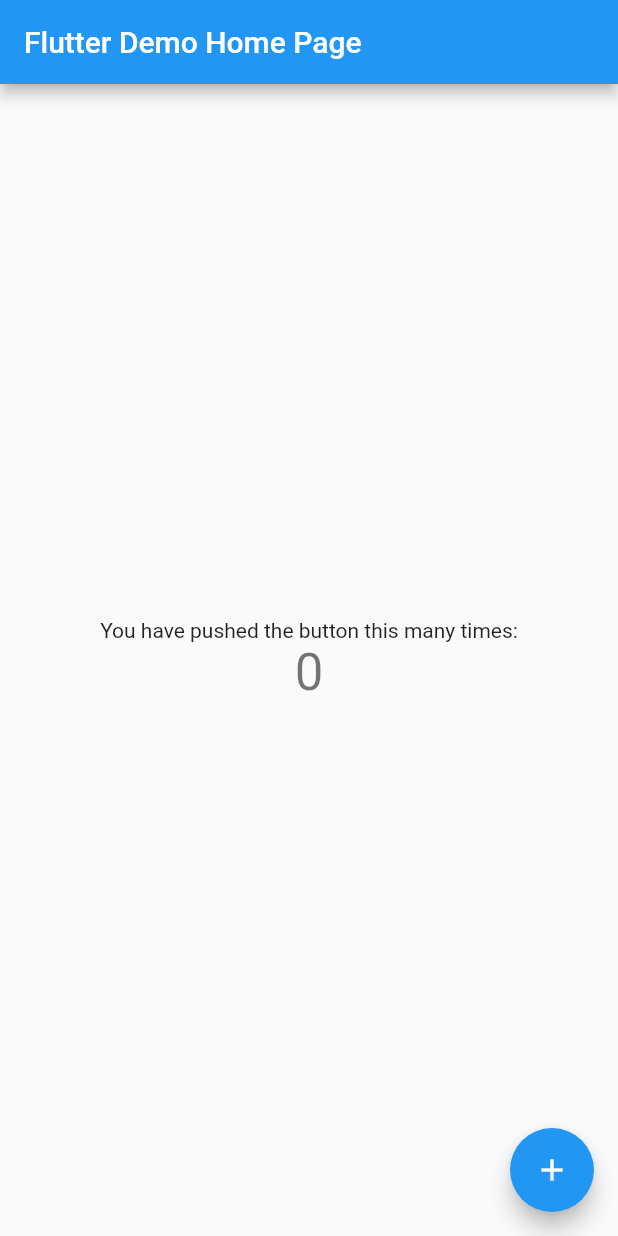
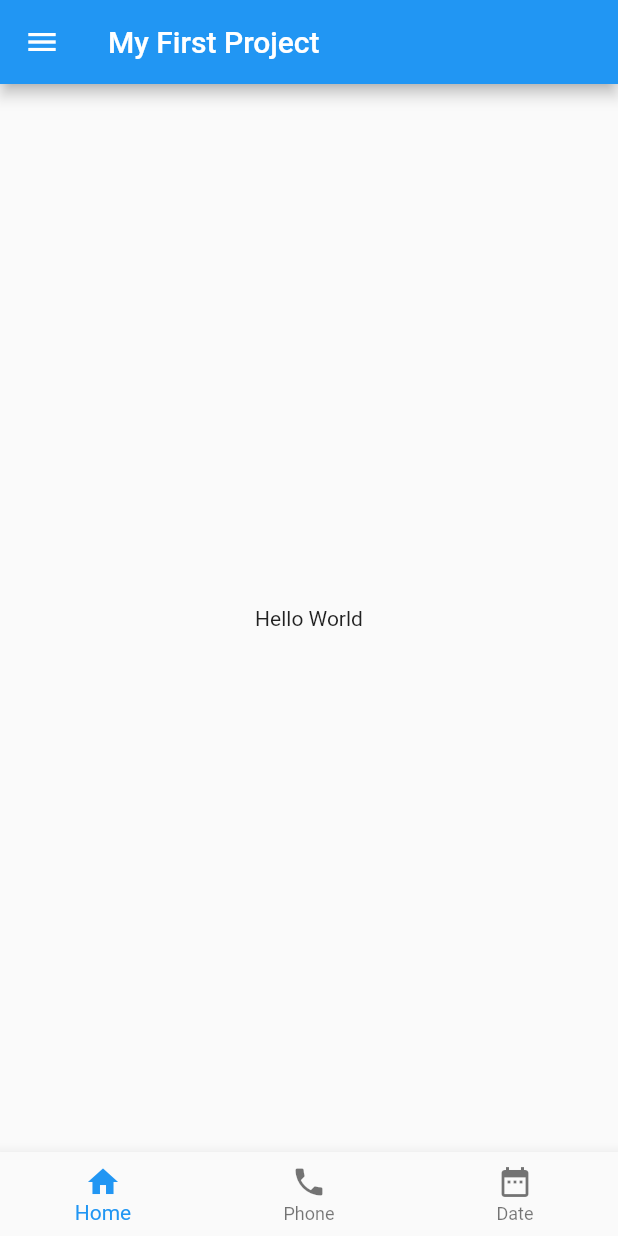
Before and after one commit to worarop/project1, a Flutter app: the screen it shows after launch, on a phone screen of 412 x 824 dp. Run offline on Flutter 3.47's test engine with Material 2 defaults, Android fonts, the phone set to English and light mode, and no system bars.

Commit message:
flutter 101

```diff
--- a/flutter_application_1/lib/main.dart
+++ b/flutter_application_1/lib/main.dart
@@ -1,113 +1,37 @@
 import 'package:flutter/material.dart';
 
 void main() {
-  runApp(MyApp());
-}
-
-class MyApp extends StatelessWidget {
-  // This widget is the root of your application.
-  @override
-  Widget build(BuildContext context) {
-    return MaterialApp(
-      title: 'Flutter Demo',
-      theme: ThemeData(
-        // This is the theme of your application.
-        //
-        // Try running your application with "flutter run". You'll see the
-        // application has a blue toolbar. Then, without quitting the app, try
-        // changing the primarySwatch below to Colors.green and then invoke
-        // "hot reload" (press "r" in the console where you ran "flutter run",
-        // or simply save your changes to "hot reload" in a Flutter IDE).
-        // Notice that the counter didn't reset back to zero; the application
-        // is not restarted.
-        primarySwatch: Colors.blue,
-      ),
-      home: MyHomePage(title: 'Flutter Demo Home Page'),
-    );
-  }
-}
-
-class MyHomePage extends StatefulWidget {
-  MyHomePage({Key key, this.title}) : super(key: key);
-
-  // This widget is the home page of your application. It is stateful, meaning
-  // that it has a State object (defined below) that contains fields that affect
-  // how it looks.
-
-  // This class is the configuration for the state. It holds the values (in this
-  // case the title) provided by the parent (in this case the App widget) and
-  // used by the build method of the State. Fields in a Widget subclass are
-  // always marked "final".
-
-  final String title;
-
-  @override
-  _MyHomePageState createState() => _MyHomePageState();
-}
-
-class _MyHomePageState extends State<MyHomePage> {
-  int _counter = 0;
-
-  void _incrementCounter() {
-    setState(() {
-      // This call to setState tells the Flutter framework that something has
-      // changed in this State, which causes it to rerun the build method below
-      // so that the display can reflect the updated values. If we changed
-      // _counter without calling setState(), then the build method would not be
-      // called again, and so nothing would appear to happen.
-      _counter++;
-    });
-  }
-
-  @override
-  Widget build(BuildContext context) {
-    // This method is rerun every time setState is called, for instance as done
-    // by the _incrementCounter method above.
-    //
-    // The Flutter framework has been optimized to make rerunning build methods
-    // fast, so that you can just rebuild anything that needs updating rather
-    // than having to individually change instances of widgets.
-    return Scaffold(
-      appBar: AppBar(
-        // Here we take the value from the MyHomePage object that was created by
-        // the App.build method, and use it to set our appbar title.
-        title: Text(widget.title),
-      ),
-      body: Center(
-        // Center is a layout widget. It takes a single child and positions it
-        // in the middle of the parent.
-        child: Column(
-          // Column is also a layout widget. It takes a list of children and
-          // arranges them vertically. By default, it sizes itself to fit its
-          // children horizontally, and tries to be as tall as its parent.
-          //
-          // Invoke "debug painting" (press "p" in the console, choose the
-          // "Toggle Debug Paint" action from the Flutter Inspector in Android
-          // Studio, or the "Toggle Debug Paint" command in Visual Studio Code)
-          // to see the wireframe for each widget.
-          //
-          // Column has various properties to control how it sizes itself and
-          // how it positions its children. Here we use mainAxisAlignment to
-          // center the children vertically; the main axis here is the vertical
-          // axis because Columns are vertical (the cross axis would be
-          // horizontal).
-          mainAxisAlignment: MainAxisAlignment.center,
-          children: <Widget>[
-            Text(
-              'You have pushed the button this many times:',
+  runApp(
+    MaterialApp(
+      home: Scaffold(
+        drawer: Drawer(
+          child: Text("Hello Drawer"),
+        ),
+        appBar: AppBar(
+          title: Text(
+            "My First Project",
+          ),
+        ),
+        body: Center(
+          child: Text("Hello World"),
+        ),
+        bottomNavigationBar: BottomNavigationBar(
+          items: [
+            BottomNavigationBarItem(
+              icon: Icon(Icons.home),
+              label: "Home",
             ),
-            Text(
-              '$_counter',
-              style: Theme.of(context).textTheme.headline4,
+            BottomNavigationBarItem(
+              icon: Icon(Icons.phone),
+              label: "Phone",
+            ),
+            BottomNavigationBarItem(
+              icon: Icon(Icons.date_range),
+              label: "Date",
             ),
           ],
         ),
       ),
-      floatingActionButton: FloatingActionButton(
-        onPressed: _incrementCounter,
-        tooltip: 'Increment',
-        child: Icon(Icons.add),
-      ), // This trailing comma makes auto-formatting nicer for build methods.
-    );
-  }
+    ),
+  );
 }
```
Also changed, not shown: 1 other file.
